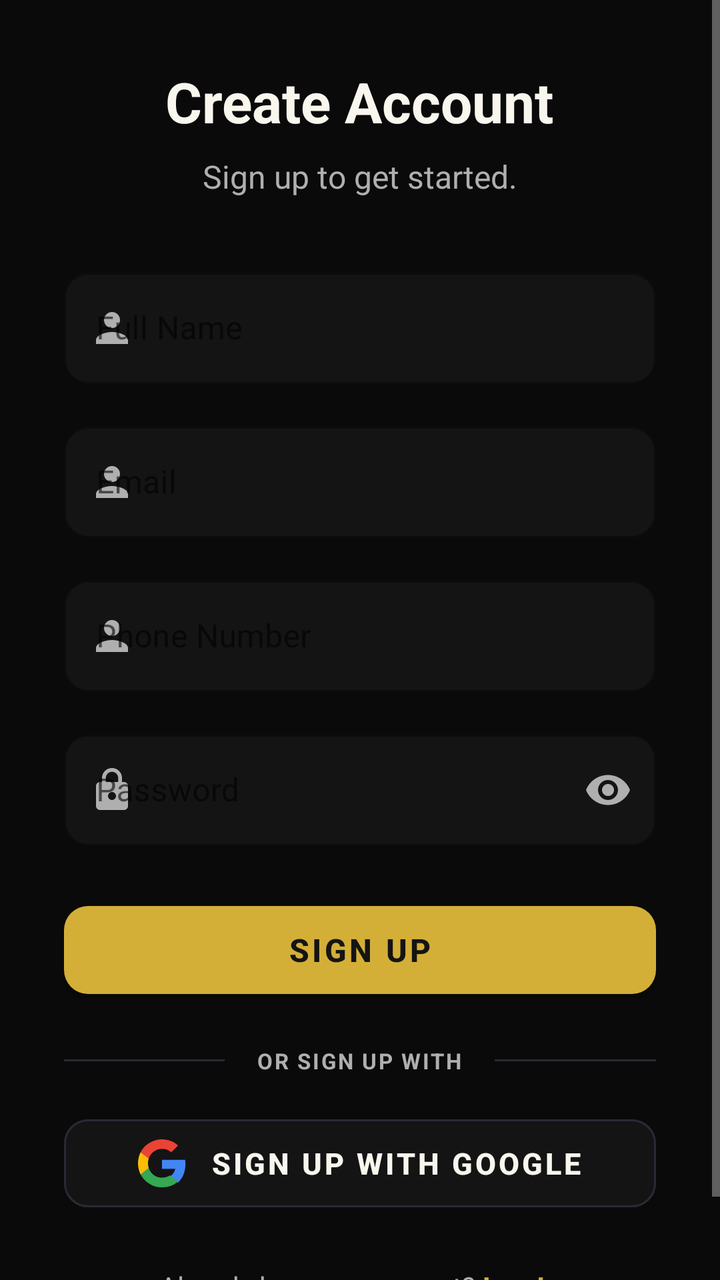
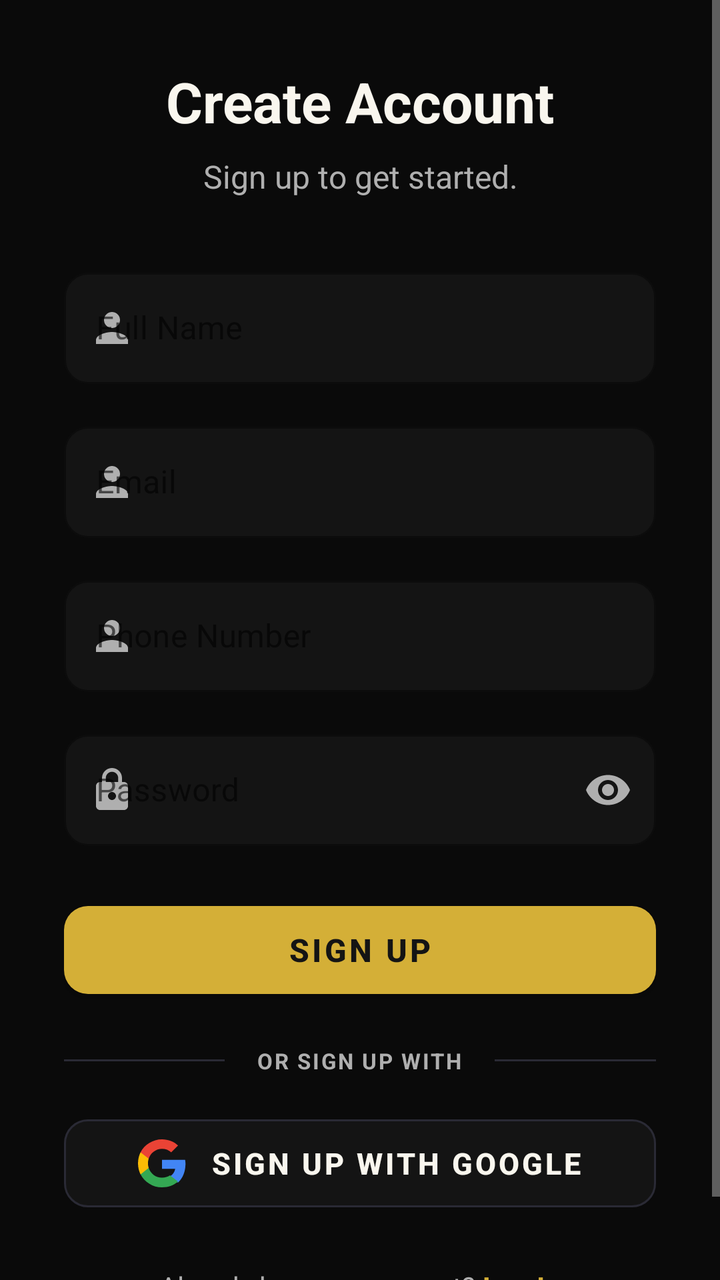

Before-and-after screenshots of an Android layout around one commit, followed by the original layout XML and the change that was made.
<!-- AndroidManifest.xml: application theme Theme.LensMatch -->
<!-- res/layout/activity_signup.xml -->
<?xml version="1.0" encoding="utf-8"?>
<ScrollView xmlns:android="http://schemas.android.com/apk/res/android"
    xmlns:app="http://schemas.android.com/apk/res-auto"
    android:layout_width="match_parent"
    android:layout_height="match_parent"
    android:background="@color/bgPrimary"
    android:fillViewport="true">

    <LinearLayout
        android:layout_width="match_parent"
        android:layout_height="wrap_content"
        android:gravity="center"
        android:orientation="vertical"
        android:padding="32dp">

        <TextView
            android:layout_width="wrap_content"
            android:layout_height="wrap_content"
            android:text="Create Account"
            android:textColor="@color/textPrimary"
            android:textSize="28sp"
            android:textStyle="bold" />

        <TextView
            android:layout_width="wrap_content"
            android:layout_height="wrap_content"
            android:layout_marginTop="8dp"
            android:text="Sign up to get started."
            android:textColor="@color/textSecondary"
            android:textSize="16sp" />

        
        <com.google.android.material.textfield.TextInputLayout
            style="@style/Widget.MaterialComponents.TextInputLayout.OutlinedBox"
            android:layout_width="match_parent"
            android:layout_height="wrap_content"
            android:layout_marginTop="32dp"
            android:hint="Full Name"
            app:boxBackgroundColor="@color/bgCard"
            app:boxCornerRadiusBottomEnd="12dp"
            app:boxCornerRadiusBottomStart="12dp"
            app:boxCornerRadiusTopEnd="12dp"
            app:boxCornerRadiusTopStart="12dp"
            app:boxStrokeColor="@color/borderCard"
            app:hintTextColor="@color/textSecondary"
            app:startIconDrawable="@drawable/ic_user"
            app:startIconTint="@color/textSecondary">

            <com.google.android.material.textfield.TextInputEditText
                android:id="@+id/et_signup_name"
                android:layout_width="match_parent"
                android:layout_height="wrap_content"
                android:inputType="textPersonName"
                android:textColor="@color/textPrimary" />
        </com.google.android.material.textfield.TextInputLayout>

        
        <com.google.android.material.textfield.TextInputLayout
            style="@style/Widget.MaterialComponents.TextInputLayout.OutlinedBox"
            android:layout_width="match_parent"
            android:layout_height="wrap_content"
            android:layout_marginTop="16dp"
            android:hint="Email"
            app:boxBackgroundColor="@color/bgCard"
            app:boxCornerRadiusBottomEnd="12dp"
            app:boxCornerRadiusBottomStart="12dp"
            app:boxCornerRadiusTopEnd="12dp"
            app:boxCornerRadiusTopStart="12dp"
            app:boxStrokeColor="@color/borderCard"
            app:hintTextColor="@color/textSecondary"
            app:startIconDrawable="@drawable/ic_user"
            app:startIconTint="@color/textSecondary">

            <com.google.android.material.textfield.TextInputEditText
                android:id="@+id/et_signup_email"
                android:layout_width="match_parent"
                android:layout_height="wrap_content"
                android:inputType="textEmailAddress"
                android:textColor="@color/textPrimary" />
        </com.google.android.material.textfield.TextInputLayout>

        
        <com.google.android.material.textfield.TextInputLayout
            style="@style/Widget.MaterialComponents.TextInputLayout.OutlinedBox"
            android:layout_width="match_parent"
            android:layout_height="wrap_content"
            android:layout_marginTop="16dp"
            android:hint="Phone Number"
            app:boxBackgroundColor="@color/bgCard"
            app:boxCornerRadiusBottomEnd="12dp"
            app:boxCornerRadiusBottomStart="12dp"
            app:boxCornerRadiusTopEnd="12dp"
            app:boxCornerRadiusTopStart="12dp"
            app:boxStrokeColor="@color/borderCard"
            app:hintTextColor="@color/textSecondary"
            app:startIconDrawable="@drawable/ic_user"
            app:startIconTint="@color/textSecondary">

            <com.google.android.material.textfield.TextInputEditText
                android:id="@+id/et_signup_phone"
                android:layout_width="match_parent"
                android:layout_height="wrap_content"
                android:inputType="phone"
                android:textColor="@color/textPrimary" />
        </com.google.android.material.textfield.TextInputLayout>

        
        <com.google.android.material.textfield.TextInputLayout
            style="@style/Widget.MaterialComponents.TextInputLayout.OutlinedBox"
            android:layout_width="match_parent"
            android:layout_height="wrap_content"
            android:layout_marginTop="16dp"
            android:hint="Password"
            app:boxBackgroundColor="@color/bgCard"
            app:boxCornerRadiusBottomEnd="12dp"
            app:boxCornerRadiusBottomStart="12dp"
            app:boxCornerRadiusTopEnd="12dp"
            app:boxCornerRadiusTopStart="12dp"
            app:boxStrokeColor="@color/borderCard"
            app:hintTextColor="@color/textSecondary"
            app:passwordToggleEnabled="true"
            app:passwordToggleTint="@color/textSecondary"
            app:startIconDrawable="@drawable/ic_lock"
            app:startIconTint="@color/textSecondary">

            <com.google.android.material.textfield.TextInputEditText
                android:id="@+id/et_signup_password"
                android:layout_width="match_parent"
                android:layout_height="wrap_content"
                android:inputType="textPassword"
                android:textColor="@color/textPrimary" />
        </com.google.android.material.textfield.TextInputLayout>

        
        <com.google.android.material.button.MaterialButton
            android:id="@+id/btn_signup"
            android:layout_width="match_parent"
            android:layout_height="56dp"
            android:layout_marginTop="24dp"
            android:text="Sign Up"
            android:textColor="@color/bgCard"
            android:textSize="16sp"
            android:textStyle="bold"
            app:backgroundTint="@color/accentGold"
            app:cornerRadius="12dp" />

        
        <LinearLayout
            android:layout_width="match_parent"
            android:layout_height="wrap_content"
            android:layout_marginTop="20dp"
            android:gravity="center"
            android:orientation="horizontal">

            <View
                android:layout_width="0dp"
                android:layout_height="1dp"
                android:layout_weight="1"
                android:background="@color/borderCard" />

            <TextView
                android:layout_width="wrap_content"
                android:layout_height="wrap_content"
                android:paddingHorizontal="16dp"
                android:text="OR SIGN UP WITH"
                android:textColor="@color/textSecondary"
                android:textSize="11sp"
                android:letterSpacing="0.08"
                android:textStyle="bold" />

            <View
                android:layout_width="0dp"
                android:layout_height="1dp"
                android:layout_weight="1"
                android:background="@color/borderCard" />
        </LinearLayout>

        
        <com.google.android.material.button.MaterialButton
            android:id="@+id/btn_google_signup"
            style="@style/Widget.MaterialComponents.Button.OutlinedButton"
            android:layout_width="match_parent"
            android:layout_height="56dp"
            android:layout_marginTop="16dp"
            android:text="Sign up with Google"
            android:textColor="@color/textPrimary"
            android:textSize="15sp"
            android:textStyle="bold"
            app:backgroundTint="@color/bgCard"
            app:cornerRadius="12dp"
            app:icon="@drawable/ic_google"
            app:iconGravity="textStart"
            app:iconPadding="12dp"
            app:iconTint="@null"
            app:strokeColor="@color/borderCard"
            app:strokeWidth="1dp" />

        
        <LinearLayout
            android:layout_width="wrap_content"
            android:layout_height="wrap_content"
            android:layout_marginTop="24dp"
            android:orientation="horizontal">

            <TextView
                android:layout_width="wrap_content"
                android:layout_height="wrap_content"
                android:text="Already have an account? "
                android:textColor="@color/textSecondary" />

            <TextView
                android:id="@+id/btn_goto_login"
                android:layout_width="wrap_content"
                android:layout_height="wrap_content"
                android:text="Log In"
                android:textColor="@color/accentGold"
                android:textStyle="bold" />
        </LinearLayout>

    </LinearLayout>
</ScrollView>
<!-- resources referenced by this layout -->
<resources>
  <color name="accentGold">#D4AF37</color>
  <color name="bgCard">#141414</color>
  <color name="bgPrimary">#0A0A0A</color>
  <color name="borderCard">#2A2A35</color>
  <color name="textPrimary">#F9F6EE</color>
  <color name="textSecondary">#AFAFAF</color>
  <!-- drawable ic_google (drawable) -->
  <vector xmlns:android="http://schemas.android.com/apk/res/android"
      android:width="24dp"
      android:height="24dp"
      android:viewportWidth="24"
      android:viewportHeight="24">
      <path
          android:fillColor="#4285F4"
          android:pathData="M23.745,12.27c0,-0.71 -0.064,-1.39 -0.182,-2.045H12v4.527h6.6c-0.284,1.527 -1.145,2.827 -2.445,3.691v3.064h3.945C22.409,19.382 23.745,16.073 23.745,12.27z" />
      <path
          android:fillColor="#34A853"
          android:pathData="M12,24c3.245,0 5.973,-1.073 7.964,-2.918l-3.945,-3.064c-1.091,0.736 -2.491,1.173 -4.018,1.173 -3.091,0 -5.718,-2.082 -6.655,-4.882H1.273v3.164C3.255,21.3 7.345,24 12,24z" />
      <path
          android:fillColor="#FBBC05"
          android:pathData="M5.345,14.291c-0.245,-0.736 -0.382,-1.518 -0.382,-2.327s0.136,-1.591 0.382,-2.327V6.473H1.273C0.464,8.082 0,9.982 0,12s0.464,3.918 1.273,5.527l4.073,-3.236H5.345z" />
      <path
          android:fillColor="#EA4335"
          android:pathData="M12,4.745c1.764,0 3.355,0.609 4.6,1.791l3.436,-3.436C17.964,1.145 15.245,0 12,0 7.345,0 3.255,2.7 1.273,6.473l4.073,3.164c0.936,-2.8 3.564,-4.891 6.655,-4.891z" />
  </vector>
  <!-- drawable ic_lock (drawable) -->
  <vector xmlns:android="http://schemas.android.com/apk/res/android"
      android:width="24dp"
      android:height="24dp"
      android:viewportWidth="24"
      android:viewportHeight="24">
    <path
        android:fillColor="#FFFFFFFF"
        android:pathData="M18,8h-1V6c0,-2.76 -2.24,-5 -5,-5S7,3.24 7,6v2H6c-1.1,0 -2,0.9 -2,2v10c0,1.1 0.9,2 2,2h12c1.1,0 2,-0.9 2,-2V10c0,-1.1 -0.9,-2 -2,-2zm-6,9c-1.1,0 -2,-0.9 -2,-2s0.9,-2 2,-2 2,0.9 2,2 -0.9,2 -2,2zm3.1,-9H8.9V6c0,-1.71 1.39,-3.1 3.1,-3.1 1.71,0 3.1,1.39 3.1,3.1v2z"/>
  </vector>
  <!-- drawable ic_user (drawable) -->
  <vector xmlns:android="http://schemas.android.com/apk/res/android"
      android:width="24dp"
      android:height="24dp"
      android:viewportWidth="24"
      android:viewportHeight="24">
    <path
        android:fillColor="#FFFFFFFF"
        android:pathData="M12,12c2.21,0 4,-1.79 4,-4s-1.79,-4 -4,-4 -4,1.79 -4,4 1.79,4 4,4zm0,2c-2.67,0 -8,1.34 -8,4v2h16v-2c0,-2.66 -5.33,-4 -8,-4z"/>
  </vector>
  <style name="Theme.LensMatch" parent="Theme.MaterialComponents.DayNight.NoActionBar">
      <item name="colorPrimary">@color/accentGold</item>
      <item name="colorPrimaryVariant">@color/accentGold</item>
      <item name="colorOnPrimary">@color/bgCard</item>
      <item name="colorSecondary">@color/accentGold</item>
      <item name="colorSecondaryVariant">@color/accentGold</item>
      <item name="colorOnSecondary">@color/bgCard</item>
      <item name="android:statusBarColor">@color/bgPrimary</item>
      <item name="android:windowBackground">@color/bgPrimary</item>
      <item name="android:textColorPrimary">@color/textPrimary</item>
      <item name="android:textColorSecondary">@color/textSecondary</item>
      <item name="bottomNavigationStyle">@style/Widget.LensMatch.BottomNavigationView</item>
    </style>
  <style name="Widget.LensMatch.BottomNavigationView" parent="Widget.MaterialComponents.BottomNavigationView">
      <item name="backgroundTint">@color/bgCard</item>
      <item name="itemIconTint">@color/bottom_nav_color</item>
      <item name="itemTextColor">@color/bottom_nav_color</item>
      <item name="elevation">8dp</item>
    </style>
</resources>

<!-- the commit's change to res/layout/activity_signup.xml (unified diff, before → after) -->
@@ -1,6 +1,7 @@
 <?xml version="1.0" encoding="utf-8"?>
 <ScrollView xmlns:android="http://schemas.android.com/apk/res/android"
     xmlns:app="http://schemas.android.com/apk/res-auto"
+    android:id="@+id/signup_root"
     android:layout_width="match_parent"
     android:layout_height="match_parent"
     android:background="@color/bgPrimary"
@@ -14,17 +15,19 @@
         android:padding="32dp">
 
         <TextView
-            android:layout_width="wrap_content"
-            android:layout_height="wrap_content"
+            android:layout_width="match_parent"
+            android:layout_height="wrap_content"
+            android:gravity="center"
             android:text="Create Account"
             android:textColor="@color/textPrimary"
             android:textSize="28sp"
             android:textStyle="bold" />
 
         <TextView
-            android:layout_width="wrap_content"
+            android:layout_width="match_parent"
             android:layout_height="wrap_content"
             android:layout_marginTop="8dp"
+            android:gravity="center"
             android:text="Sign up to get started."
             android:textColor="@color/textSecondary"
             android:textSize="16sp" />
